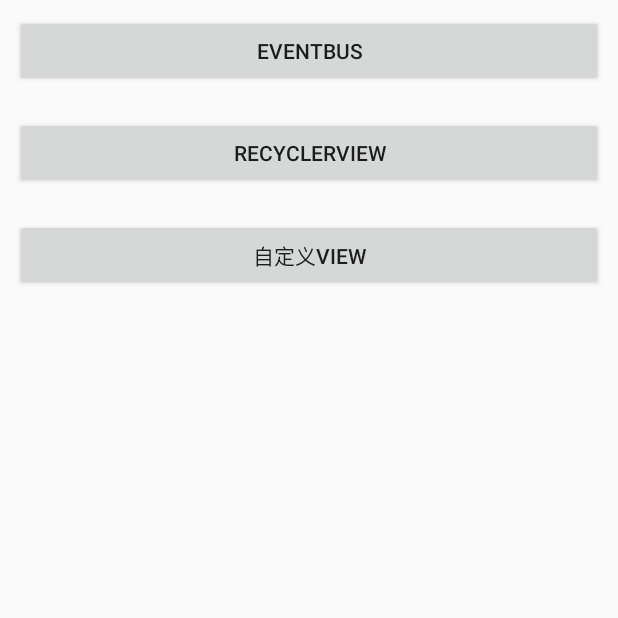
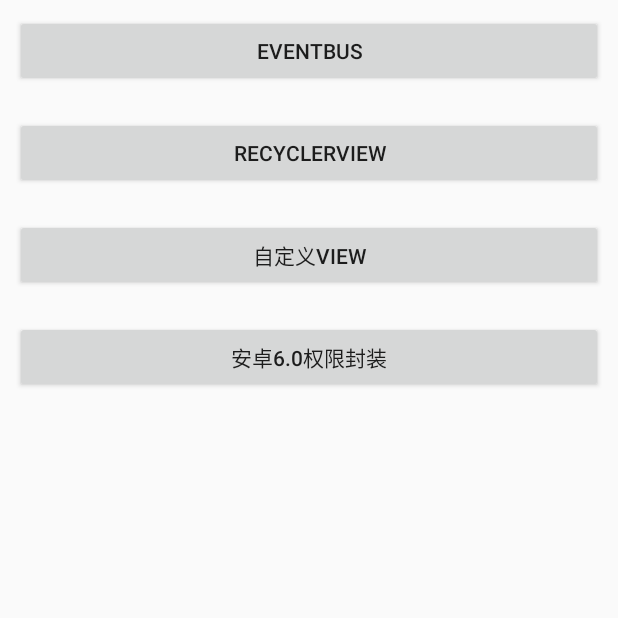
Before and after one commit to WxHlin/ThirdLibraryDemo, an Android app: the screen it shows after launch (MainActivity), on a phone screen of 412 x 824 dp, the top half of it. Run offline under Robolectric (Android 15) with nearby library versions, the phone set to English and light mode, and no system bars.

```diff
--- a/app/build.gradle
+++ b/app/build.gradle
@@ -28,5 +28,6 @@ dependencies {
     compile 'com.android.support.constraint:constraint-layout:1.0.2'
     compile 'de.greenrobot:eventbus:3.0.0-beta1'
     compile 'com.android.support:recyclerview-v7:25.3.0'
+    compile 'com.android.support:design:25.3.0'
     testCompile 'junit:junit:4.12'
 }
--- a/app/src/main/java/com/demo/thirdlibrarydemo/MainActivity.java
+++ b/app/src/main/java/com/demo/thirdlibrarydemo/MainActivity.java
@@ -8,12 +8,13 @@ import android.widget.Button;
 
 import com.demo.thirdlibrarydemo.customview.CustomViewActivity;
 import com.demo.thirdlibrarydemo.eventbus.EventBusActivity;
+import com.demo.thirdlibrarydemo.premission.PremissionActivity;
 import com.demo.thirdlibrarydemo.recycleview.RecyclerViewActivity;
 
 public class MainActivity extends Activity implements View.OnClickListener{
 
 
-    private Button event_bus ,recyclerView,cus;
+    private Button event_bus ,recyclerView,cus,premission;
 
     @Override
     protected void onCreate(Bundle savedInstanceState) {
@@ -24,10 +25,12 @@ public class MainActivity extends Activity implements View.OnClickListener{
         event_bus= (Button) findViewById(R.id.event_bus);
         recyclerView= (Button) findViewById(R.id.recyclerView);
         cus= (Button) findViewById(R.id.cus);
+        premission= (Button) findViewById(R.id.premission);
 
         event_bus.setOnClickListener(this);
         recyclerView.setOnClickListener(this);
         cus.setOnClickListener(this);
+        premission.setOnClickListener(this);
     }
 
     @Override
@@ -42,6 +45,9 @@ public class MainActivity extends Activity implements View.OnClickListener{
             case R.id.cus:
                 startActivity(new Intent(MainActivity.this, CustomViewActivity.class));
                 break;
+            case R.id.premission:
+                startActivity(new Intent(MainActivity.this, PremissionActivity.class));
+                break;
         }
     }
 }
--- a/app/src/main/res/layout/activity_main.xml
+++ b/app/src/main/res/layout/activity_main.xml
@@ -28,4 +28,11 @@
         android:layout_margin="10dp"
         android:text="自定义view"/>
 
+    <Button
+        android:id="@+id/premission"
+        android:layout_width="match_parent"
+        android:layout_height="wrap_content"
+        android:layout_margin="10dp"
+        android:text="安卓6.0权限封装"/>
+
 </LinearLayout>
--- /dev/null
+++ b/app/src/main/res/values/dimens.xml
@@ -0,0 +1,3 @@
+<resources>
+    <dimen name="fab_margin">16dp</dimen>
+</resources>
--- a/app/src/main/res/values/strings.xml
+++ b/app/src/main/res/values/strings.xml
@@ -1,3 +1,4 @@
 <resources>
     <string name="app_name">ThirdLibraryDemo</string>
+    <string name="title_activity_base">BaseActivity</string>
 </resources>
--- a/app/src/main/res/values/styles.xml
+++ b/app/src/main/res/values/styles.xml
@@ -8,4 +8,13 @@
         <item name="colorAccent">@color/colorAccent</item>
     </style>
 
+    <style name="AppTheme.NoActionBar">
+        <item name="windowActionBar">false</item>
+        <item name="windowNoTitle">true</item>
+    </style>
+
+    <style name="AppTheme.AppBarOverlay" parent="ThemeOverlay.AppCompat.Dark.ActionBar" />
+
+    <style name="AppTheme.PopupOverlay" parent="ThemeOverlay.AppCompat.Light" />
+
 </resources>
```
Also changed, not shown: app/src/main/AndroidManifest.xml (+8 -1 lines), app/src/main/java/com/demo/thirdlibrarydemo/premission/BaseActivity.java (added, +57 -0 lines), app/src/main/java/com/demo/thirdlibrarydemo/premission/Constants.java (added, +11 -0 lines), app/src/main/java/com/demo/thirdlibrarydemo/premission/PremissionActivity.java (added, +84 -0 lines), app/src/main/res/layout/activity_base.xml (added, +32 -0 lines), app/src/main/res/layout/activity_premission.xml (added, +17 -0 lines).
